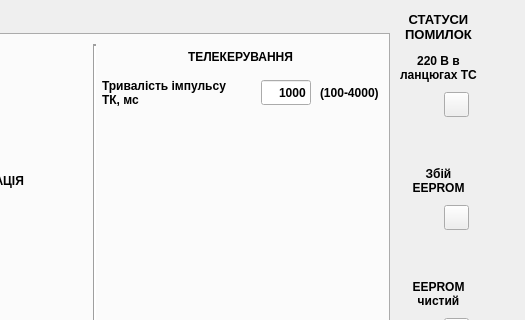
First picture: the form in mdio.ui, repository Goodjamp/Mdio, before the edit; both pictures show x 420 to 945 and y 0 to 320 of the 945 by 480 pixel window.
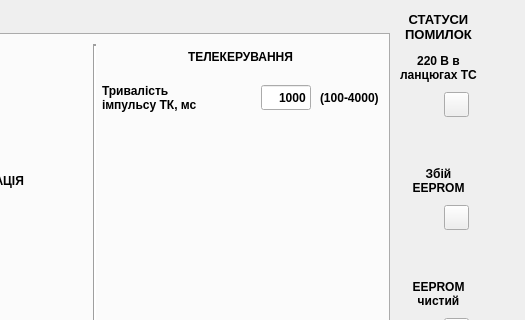
Second picture: the form after the edit.

Commit message: Updated UI text for wqlabels

Patch:
```diff
--- a/mdio.ui
+++ b/mdio.ui
@@ -745,13 +745,13 @@
                   <property name="minimumSize">
                    <size>
                     <width>140</width>
-                    <height>30</height>
+                    <height>40</height>
                    </size>
                   </property>
                   <property name="maximumSize">
                    <size>
                     <width>140</width>
-                    <height>30</height>
+                    <height>40</height>
                    </size>
                   </property>
                   <property name="font">
@@ -762,8 +762,8 @@
                    </font>
                   </property>
                   <property name="text">
-                   <string>Тривалість імпульсу
-ТК, мс</string>
+                   <string>Тривалість
+імпульсу ТК, мс</string>
                   </property>
                  </widget>
                 </item>
```
The commit also changes 3 other files.
